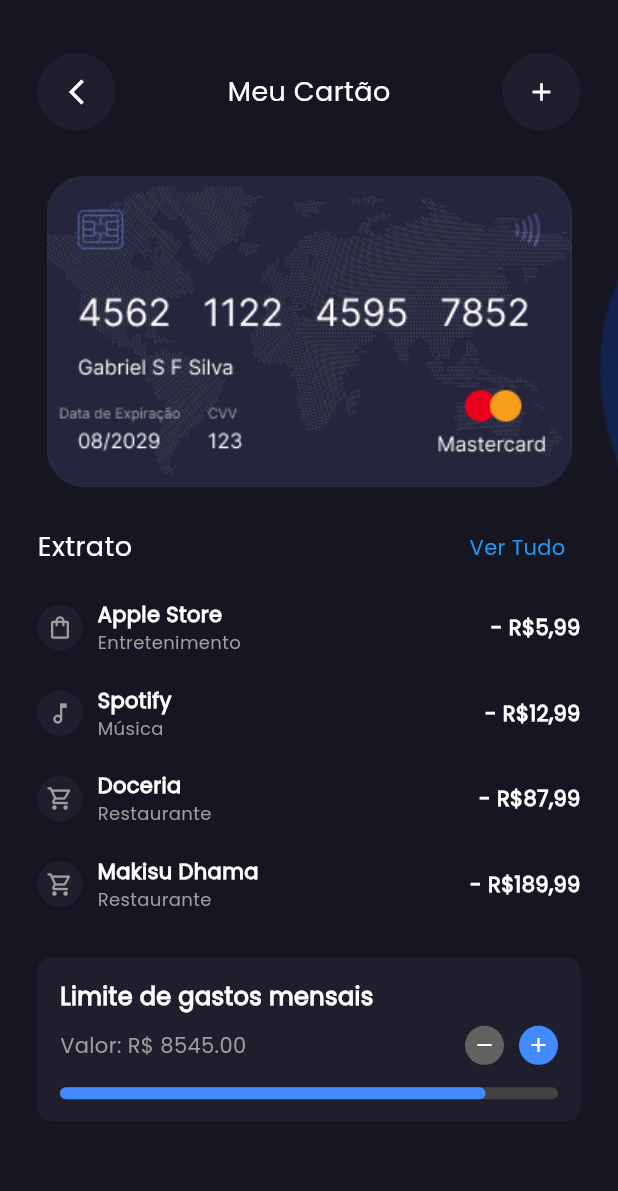
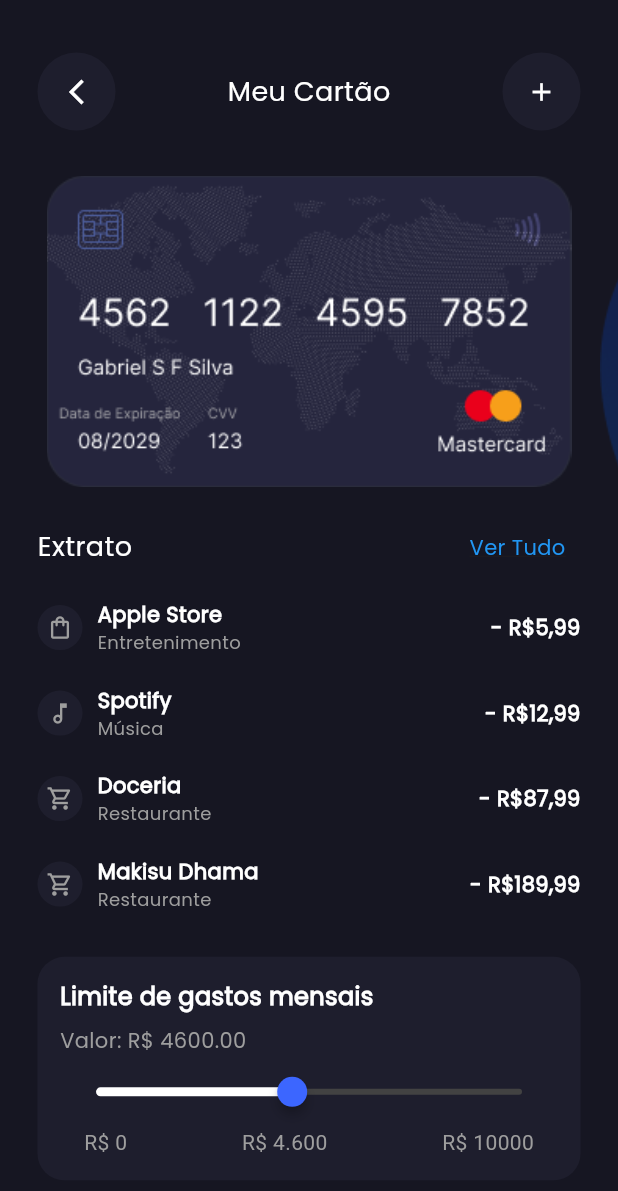
Before and after one commit to MatheusMDev/safecash, a Flutter app: the MyCardsScreen screen opened directly, on a phone screen of 412 x 824 dp. Shown: the top 1191 px of the screen. Run offline on Flutter 3.47's test engine with Material 3 defaults, Android fonts, the phone set to English and light mode, and no system bars; our stand-ins replace font_awesome_flutter.

Commit message:
add: slider na tela de meu cartão

```diff
--- a/lib/screens/cards.dart
+++ b/lib/screens/cards.dart
@@ -7,7 +7,9 @@ class MyCardsScreen extends StatefulWidget {
 }
 
 class _MyCardsScreenState extends State<MyCardsScreen> {
-  double _spendingLimit = 8545.00;
+  double _spendingLimit = 4600.00;
+  final double _minLimit = 0.0;
+  final double _maxLimit = 10000.0;
 
   Widget _buildTransactionIcon(IconData icon) {
     return Container(
@@ -19,20 +21,6 @@ class _MyCardsScreenState extends State<MyCardsScreen> {
       ),
       child: Center(child: Icon(icon, color: Colors.grey, size: 18)),
     );
-  }
-
-  void _increaseLimit() {
-    setState(() {
-      _spendingLimit += 500.00;
-    });
-  }
-
-  void _decreaseLimit() {
-    setState(() {
-      if (_spendingLimit > 500.00) {
-        _spendingLimit -= 500.00;
-      }
-    });
   }
 
   @override
@@ -141,9 +129,7 @@ class _MyCardsScreenState extends State<MyCardsScreen> {
                       ),
                     ),
                     GestureDetector(
-                      behavior:
-                          HitTestBehavior
-                              .opaque,
+                      behavior: HitTestBehavior.opaque,
                       onTap: () {
                         Navigator.push(
                           context,
@@ -339,7 +325,7 @@ class _MyCardsScreenState extends State<MyCardsScreen> {
                   padding: EdgeInsets.all(15),
                   decoration: BoxDecoration(
                     color: const Color.fromARGB(255, 30, 30, 45),
-                    borderRadius: BorderRadius.circular(10),
+                    borderRadius: BorderRadius.circular(18),
                   ),
                   child: Column(
                     crossAxisAlignment: CrossAxisAlignment.start,
@@ -354,9 +340,6 @@ class _MyCardsScreenState extends State<MyCardsScreen> {
                         ),
                       ),
                       SizedBox(height: 8),
-                      Row(
-                        mainAxisAlignment: MainAxisAlignment.spaceBetween,
-                        children: [
                       Text(
                         'Valor: R\$ ${_spendingLimit.toStringAsFixed(2)}',
                         style: TextStyle(
@@ -365,67 +348,62 @@ class _MyCardsScreenState extends State<MyCardsScreen> {
                           fontFamily: 'Poppins',
                         ),
                       ),
-                          Row(
-                            children: [
-                              GestureDetector(
-                                onTap: _decreaseLimit,
-                                child: Container(
-                                  padding: EdgeInsets.all(5),
-                                  decoration: BoxDecoration(
-                                    shape: BoxShape.circle,
-                                    color: Colors.grey[700],
+                      SliderTheme(
+                        data: SliderTheme.of(context).copyWith(
+                          activeTrackColor: Colors.white,
+                          inactiveTrackColor: Colors.grey[800],
+                          thumbColor: const Color.fromRGBO(60, 102, 255, 1),
+                          overlayColor: Colors.lightBlueAccent.withOpacity(0.3),
+                          thumbShape: RoundSliderThumbShape(
+                            enabledThumbRadius: 10,
+                            elevation: 3,
+                            pressedElevation: 5,
                           ),
-                                  child: Icon(
-                                    Icons.remove,
+                          trackHeight: 4,
+                          valueIndicatorColor: const Color.fromARGB(
+                            255,
+                            64,
+                            195,
+                            255,
+                          ).withOpacity(0.3),
+                          valueIndicatorTextStyle: TextStyle(
                             color: Colors.white,
-                                    size: 16,
+                            fontWeight: FontWeight.bold,
+                            fontSize: 12,
                           ),
                         ),
-                              ),
-                              SizedBox(width: 10),
-                              GestureDetector(
-                                onTap: _increaseLimit,
-                                child: Container(
-                                  padding: EdgeInsets.all(5),
-                                  decoration: BoxDecoration(
-                                    shape: BoxShape.circle,
-                                    color: Colors.blueAccent,
-                                  ),
-                                  child: Icon(
-                                    Icons.add,
-                                    color: Colors.white,
-                                    size: 16,
+                        child: Slider(
+                          value: _spendingLimit,
+                          min: _minLimit,
+                          max: _maxLimit,
+                          divisions: 100,
+                          label: 'R\$ ${_spendingLimit.round()}',
+                          onChanged: (double newValue) {
+                            setState(() {
+                              _spendingLimit = newValue;
+                            });
+                          },
                         ),
                       ),
+                      Padding(
+                        padding: const EdgeInsets.symmetric(horizontal: 16.0),
+                        child: Row(
+                          mainAxisAlignment: MainAxisAlignment.spaceBetween,
+                          children: [
+                            Text(
+                              'R\$ ${_minLimit.toStringAsFixed(0)}',
+                              style: TextStyle(color: Colors.grey),
+                            ),
+                            Text(
+                              'R\$ 4.600',
+                              style: TextStyle(color: Colors.grey),
+                            ),
+                            Text(
+                              'R\$ ${_maxLimit.toStringAsFixed(0)}',
+                              style: TextStyle(color: Colors.grey),
                             ),
                           ],
                         ),
-                        ],
-                      ),
-                      SizedBox(height: 15),
-                      LayoutBuilder(
-                        builder: (context, constraints) {
-                          double progress = _spendingLimit / 10000;
-                          if (progress > 1.0) progress = 1.0;
-                          return Container(
-                            width: constraints.maxWidth,
-                            height: 8,
-                            decoration: BoxDecoration(
-                              color: Colors.grey[800],
-                              borderRadius: BorderRadius.circular(4),
-                            ),
-                            child: Align(
-                              alignment: Alignment.centerLeft,
-                              child: Container(
-                                width: constraints.maxWidth * progress,
-                                decoration: BoxDecoration(
-                                  color: Colors.blueAccent,
-                                  borderRadius: BorderRadius.circular(4),
-                                ),
-                              ),
-                            ),
-                          );
-                        },
                       ),
                     ],
                   ),
```
Lines whose indentation alone changed are shown as unchanged.
